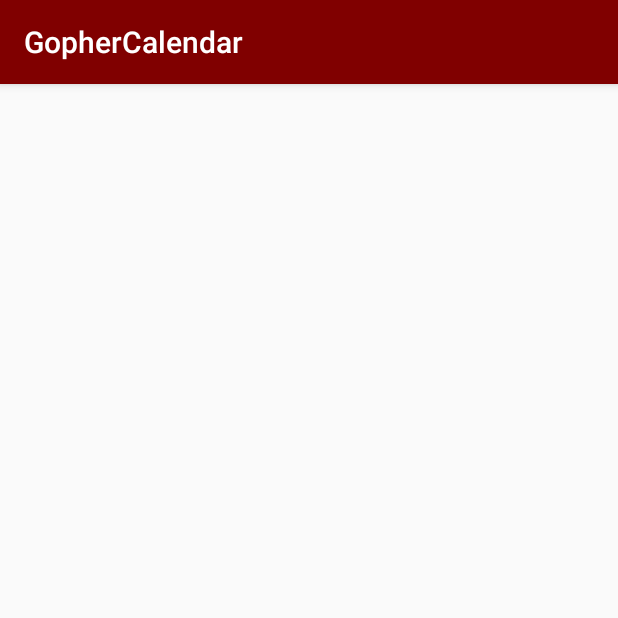
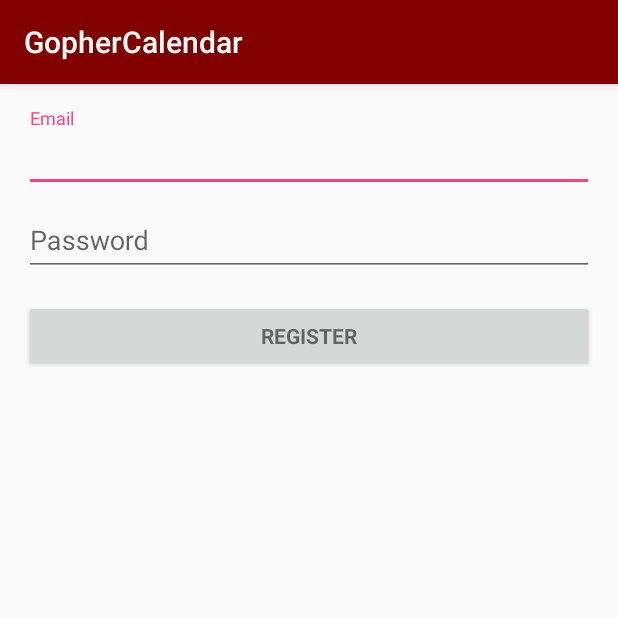
Before and after one commit to changyeli/UMNCalendar, an Android app: the RegisterActivity screen opened directly, with no data from a screen before it, on a phone screen of 412 x 824 dp, the top half of it. Run offline under Robolectric (Android 15) with nearby library versions, the phone set to English and light mode, and no system bars.

Commit message:
second page

```diff
--- a/app/src/main/res/layout/activity_register.xml
+++ b/app/src/main/res/layout/activity_register.xml
@@ -1,9 +1,78 @@
-<?xml version="1.0" encoding="utf-8"?>
-<android.support.constraint.ConstraintLayout xmlns:android="http://schemas.android.com/apk/res/android"
-    xmlns:app="http://schemas.android.com/apk/res-auto"
+<LinearLayout xmlns:android="http://schemas.android.com/apk/res/android"
     xmlns:tools="http://schemas.android.com/tools"
     android:layout_width="match_parent"
     android:layout_height="match_parent"
-    tools:context="umn.umncalendar.RegisterActivity">
+    android:gravity="center_horizontal"
+    android:orientation="vertical"
+    android:paddingBottom="@dimen/activity_vertical_margin"
+    android:paddingLeft="@dimen/activity_horizontal_margin"
+    android:paddingRight="@dimen/activity_horizontal_margin"
+    android:paddingTop="@dimen/activity_vertical_margin"
+    tools:context="umn.umncalendar.LoginActivity">
 
-</android.support.constraint.ConstraintLayout>
+    <!-- Login progress -->
+    <ProgressBar
+        android:id="@+id/login_progress"
+        style="?android:attr/progressBarStyleLarge"
+        android:layout_width="wrap_content"
+        android:layout_height="wrap_content"
+        android:layout_marginBottom="8dp"
+        android:visibility="gone" />
+
+    <ScrollView
+        android:id="@+id/login_form"
+        android:layout_width="match_parent"
+        android:layout_height="match_parent">
+
+
+        <LinearLayout
+            android:id="@+id/email_login_form"
+            android:layout_width="match_parent"
+            android:layout_height="wrap_content"
+            android:orientation="vertical">
+
+            <android.support.design.widget.TextInputLayout
+                android:layout_width="match_parent"
+                android:layout_height="wrap_content">
+
+                <AutoCompleteTextView
+                    android:id="@+id/email"
+                    android:layout_width="match_parent"
+                    android:layout_height="wrap_content"
+                    android:hint="@string/prompt_email"
+                    android:inputType="textEmailAddress"
+                    android:maxLines="1"
+                    android:singleLine="true" />
+
+            </android.support.design.widget.TextInputLayout>
+
+            <android.support.design.widget.TextInputLayout
+                android:layout_width="match_parent"
+                android:layout_height="wrap_content">
+
+                <EditText
+                    android:id="@+id/password"
+                    android:layout_width="match_parent"
+                    android:layout_height="wrap_content"
+                    android:hint="@string/prompt_password"
+                    android:imeActionId="@+id/login"
+                    android:imeActionLabel="@string/action_sign_in_short"
+                    android:imeOptions="actionUnspecified"
+                    android:inputType="textPassword"
+                    android:maxLines="1"
+                    android:singleLine="true" />
+
+            </android.support.design.widget.TextInputLayout>
+
+            <Button
+                android:id="@+id/email_sign_in_button"
+                style="?android:textAppearanceSmall"
+                android:layout_width="match_parent"
+                android:layout_height="wrap_content"
+                android:layout_marginTop="16dp"
+                android:text="@string/action_register"
+                android:textStyle="bold" />
+
+        </LinearLayout>
+    </ScrollView>
+</LinearLayout>
```
